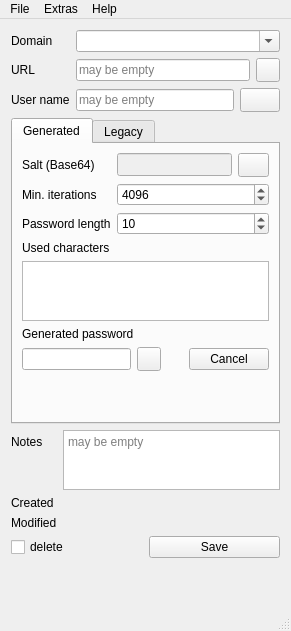
The window that Qt-SESAM/mainwindow.ui (607011/Qt-SESAM) describes before a commit, drawn with Qt 5.
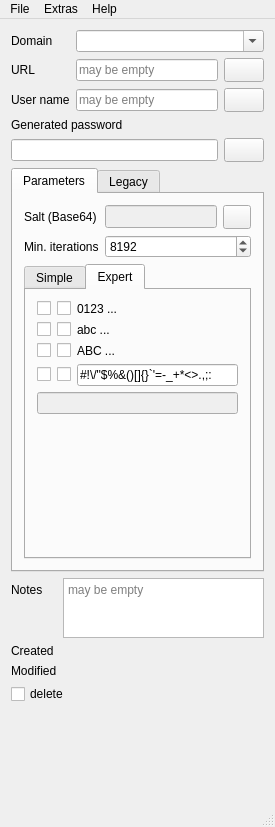
The same window after the commit. Icons and pictures are not drawn.

Commit message: Lots of changes leading to #77 #74 #75.

Patch:
```diff
--- a/Qt-SESAM/mainwindow.ui
+++ b/Qt-SESAM/mainwindow.ui
@@ -6,8 +6,8 @@
    <rect>
     <x>0</x>
     <y>0</y>
-    <width>291</width>
-    <height>631</height>
+    <width>275</width>
+    <height>827</height>
    </rect>
   </property>
   <property name="windowTitle">
@@ -107,7 +107,7 @@
           </property>
           <property name="maximumSize">
            <size>
-            <width>1</width>
+            <width>16777215</width>
             <height>16777215</height>
            </size>
           </property>
@@ -127,6 +127,67 @@
       </item>
      </layout>
     </item>
+    <item>
+     <widget class="QLabel" name="label_11">
+      <property name="text">
+       <string>Generated password</string>
+      </property>
+     </widget>
+    </item>
+    <item>
+     <layout class="QHBoxLayout" name="horizontalLayout_2">
+      <item>
+       <widget class="QLineEdit" name="generatedPasswordLineEdit">
+        <property name="font">
+         <font>
+          <family>MS Shell Dlg 2</family>
+          <pointsize>8</pointsize>
+          <weight>50</weight>
+          <bold>false</bold>
+         </font>
+        </property>
+        <property name="echoMode">
+         <enum>QLineEdit::Normal</enum>
+        </property>
+        <property name="alignment">
+         <set>Qt::AlignLeading|Qt::AlignLeft|Qt::AlignVCenter</set>
+        </property>
+        <property name="readOnly">
+         <bool>true</bool>
+        </property>
+        <property name="placeholderText">
+         <string/>
+        </property>
+       </widget>
+      </item>
+      <item>
+       <widget class="QPushButton" name="copyGeneratedPasswordToClipboardPushButton">
+        <property name="sizePolicy">
+         <sizepolicy hsizetype="Minimum" vsizetype="Minimum">
+          <horstretch>0</horstretch>
+          <verstretch>0</verstretch>
+         </sizepolicy>
+        </property>
+        <property name="minimumSize">
+         <size>
+          <width>24</width>
+          <height>24</height>
+         </size>
+        </property>
+        <property name="toolTip">
+         <string>Copy password to clipboard</string>
+        </property>
+        <property name="text">
+         <string/>
+        </property>
+        <property name="icon">
+         <iconset resource="QtSESAM.qrc">
+          <normaloff>:/images/clipboard_add.png</normaloff>:/images/clipboard_add.png</iconset>
+        </property>
+       </widget>
+      </item>
+     </layout>
+    </item>
     <item>
      <widget class="QTabWidget" name="tabWidget">
       <property name="currentIndex">
@@ -134,26 +195,11 @@
       </property>
       <widget class="QWidget" name="generatedPasswordTab">
        <attribute name="title">
-        <string>Generated</string>
+        <string>Parameters</string>
        </attribute>
-       <layout class="QVBoxLayout" name="verticalLayout_4">
-        <property name="leftMargin">
-         <number>9</number>
-        </property>
-        <property name="topMargin">
-         <number>9</number>
-        </property>
-        <property name="rightMargin">
-         <number>9</number>
-        </property>
-        <property name="bottomMargin">
-         <number>9</number>
-        </property>
+       <layout class="QVBoxLayout" name="verticalLayout_5">
         <item>
-         <layout class="QFormLayout" name="formLayout_2">
-          <property name="leftMargin">
-           <number>0</number>
-          </property>
+         <layout class="QFormLayout" name="formLayout_3">
           <item row="0" column="0">
            <widget class="QLabel" name="label_9">
             <property name="text">
@@ -229,134 +275,207 @@
              <number>1</number>
             </property>
             <property name="value">
-             <number>4096</number>
+             <number>8192</number>
             </property>
            </widget>
           </item>
-          <item row="2" column="0">
+         </layout>
+        </item>
+        <item>
+         <widget class="QTabWidget" name="tabWidgetVersions">
+          <property name="currentIndex">
+           <number>1</number>
+          </property>
+          <widget class="QWidget" name="tabV2">
+           <attribute name="title">
+            <string>Simple</string>
+           </attribute>
+           <layout class="QVBoxLayout" name="verticalLayout">
+            <item>
+             <layout class="QFormLayout" name="formLayout_2">
+              <property name="leftMargin">
+               <number>0</number>
+              </property>
+              <item row="0" column="0">
            <widget class="QLabel" name="label_6">
             <property name="text">
              <string>Password length</string>
             </property>
            </widget>
           </item>
-          <item row="2" column="1">
+              <item row="0" column="1">
            <widget class="QSpinBox" name="passwordLengthSpinBox">
             <property name="minimum">
              <number>1</number>
             </property>
             <property name="value">
-             <number>10</number>
+                 <number>24</number>
             </property>
            </widget>
           </item>
          </layout>
         </item>
         <item>
-         <widget class="QLabel" name="label_4">
+             <widget class="QLabel" name="label_15">
           <property name="text">
            <string>Used characters</string>
           </property>
          </widget>
         </item>
         <item>
-         <widget class="QPlainTextEdit" name="usedCharactersPlainTextEdit">
-          <property name="sizePolicy">
-           <sizepolicy hsizetype="Expanding" vsizetype="Preferred">
-            <horstretch>0</horstretch>
-            <verstretch>0</verstretch>
-           </sizepolicy>
-          </property>
-          <property name="maximumSize">
-           <size>
-            <width>16777215</width>
-            <height>60</height>
-           </size>
-          </property>
-          <property name="placeholderText">
-           <string/>
-          </property>
-         </widget>
+             <widget class="QPlainTextEdit" name="usedCharactersPlainTextEdit"/>
+            </item>
+           </layout>
+          </widget>
+          <widget class="QWidget" name="tabV3">
+           <attribute name="title">
+            <string>Expert</string>
+           </attribute>
+           <layout class="QVBoxLayout" name="vLayoutV3">
+            <item>
+             <layout class="QGridLayout" name="selectorGridLayout">
+              <property name="sizeConstraint">
+               <enum>QLayout::SetMinimumSize</enum>
+              </property>
+              <property name="leftMargin">
+               <number>0</number>
+              </property>
+              <property name="topMargin">
+               <number>0</number>
+              </property>
+              <property name="rightMargin">
+               <number>0</number>
+              </property>
+              <property name="bottomMargin">
+               <number>0</number>
+              </property>
+             </layout>
         </item>
         <item>
-         <widget class="QLabel" name="label_11">
+             <layout class="QGridLayout" name="gridLayout">
+              <property name="topMargin">
+               <number>0</number>
+              </property>
+              <property name="bottomMargin">
+               <number>0</number>
+              </property>
+              <item row="5" column="1">
+               <widget class="QCheckBox" name="forceExtraCheckBox">
+                <property name="toolTip">
+                 <string>Force</string>
+                </property>
           <property name="text">
-           <string>Generated password</string>
+                 <string/>
           </property>
          </widget>
         </item>
-        <item>
-         <layout class="QHBoxLayout" name="horizontalLayout_2">
-          <item>
-           <widget class="QLineEdit" name="generatedPasswordLineEdit">
-            <property name="font">
-             <font>
-              <family>Courier New</family>
-              <pointsize>9</pointsize>
-             </font>
-            </property>
+              <item row="2" column="0">
+               <widget class="QCheckBox" name="useLowerCaseCheckBox">
+                <property name="toolTip">
+                 <string>Use</string>
+                </property>
+                <property name="text">
+                 <string/>
+                </property>
+               </widget>
+              </item>
+              <item row="3" column="1">
+               <widget class="QCheckBox" name="forceUpperCaseCheckBox">
             <property name="toolTip">
-             <string>Click to show password</string>
-            </property>
-            <property name="echoMode">
-             <enum>QLineEdit::Password</enum>
-            </property>
-            <property name="readOnly">
-             <bool>true</bool>
-            </property>
-            <property name="placeholderText">
+                 <string>Force</string>
+                </property>
+                <property name="text">
+                 <string/>
+                </property>
+               </widget>
+              </item>
+              <item row="2" column="1">
+               <widget class="QCheckBox" name="forceLowerCaseCheckBox">
+                <property name="toolTip">
+                 <string>Force</string>
+                </property>
+                <property name="text">
              <string/>
             </property>
            </widget>
           </item>
-          <item>
-           <widget class="QPushButton" name="copyGeneratedPasswordToClipboardPushButton">
-            <property name="sizePolicy">
-             <sizepolicy hsizetype="Minimum" vsizetype="Minimum">
-              <horstretch>0</horstretch>
-              <verstretch>0</verstretch>
-             </sizepolicy>
-            </property>
-            <property name="minimumSize">
-             <size>
-              <width>24</width>
-              <height>24</height>
-             </size>
-            </property>
+              <item row="2" column="2">
+               <widget class="QLabel" name="label_4">
+                <property name="text">
+                 <string>abc ...</string>
+                </property>
+               </widget>
+              </item>
+              <item row="3" column="2">
+               <widget class="QLabel" name="label_13">
+                <property name="text">
+                 <string>ABC ...</string>
+                </property>
+               </widget>
+              </item>
+              <item row="5" column="0">
+               <widget class="QCheckBox" name="useExtraCheckBox">
             <property name="toolTip">
              <string>Copy password to clipboard</string>
             </property>
             <property name="text">
              <string/>
             </property>
-            <property name="icon">
-             <iconset resource="QtSESAM.qrc">
-              <normaloff>:/images/clipboard_add.png</normaloff>:/images/clipboard_add.png</iconset>
-            </property>
-           </widget>
-          </item>
-          <item>
-           <widget class="QLabel" name="processLabel">
-            <property name="minimumSize">
-             <size>
-              <width>16</width>
-              <height>16</height>
-             </size>
-            </property>
+               </widget>
+              </item>
+              <item row="3" column="0">
+               <widget class="QCheckBox" name="useUpperCaseCheckBox">
+                <property name="toolTip">
+                 <string>Use</string>
+                </property>
+                <property name="text">
+                 <string/>
+                </property>
+               </widget>
+              </item>
+              <item row="5" column="2">
+               <widget class="QLineEdit" name="extraLineEdit">
+                <property name="text">
+                 <string>#!\/&quot;$%&amp;()[]{}`'=-_+*&lt;&gt;.,;:</string>
+                </property>
+               </widget>
+              </item>
+              <item row="1" column="2">
+               <widget class="QLabel" name="label_14">
             <property name="text">
+                 <string>0123 ...</string>
+                </property>
+               </widget>
+              </item>
+              <item row="1" column="0">
+               <widget class="QCheckBox" name="useDigitsCheckBox">
+                <property name="toolTip">
+                 <string>Use</string>
+                </property>
+                <property name="text">
              <string/>
             </property>
            </widget>
           </item>
-          <item>
-           <widget class="QPushButton" name="cancelPushButton">
+              <item row="1" column="1">
+               <widget class="QCheckBox" name="forceDigitsCheckBox">
+                <property name="toolTip">
+                 <string>Force</string>
+                </property>
             <property name="text">
-             <string>Cancel</string>
+                 <string/>
             </property>
            </widget>
           </item>
          </layout>
         </item>
+            <item>
+             <widget class="QLineEdit" name="passwordTemplateLineEdit">
+              <property name="enabled">
+               <bool>false</bool>
+              </property>
+             </widget>
+            </item>
         <item>
          <spacer name="verticalSpacer_3">
           <property name="orientation">
@@ -372,6 +491,10 @@
         </item>
        </layout>
       </widget>
+         </widget>
+        </item>
+       </layout>
+      </widget>
       <widget class="QWidget" name="legacyPasswordTab">
        <attribute name="title">
         <string>Legacy</string>
@@ -520,16 +643,6 @@
         </property>
        </widget>
       </item>
-      <item>
-       <widget class="QPushButton" name="savePushButton">
-        <property name="text">
-         <string>Save</string>
-        </property>
-        <property name="shortcut">
-         <string>Ctrl+S</string>
-        </property>
-       </widget>
-      </item>
      </layout>
     </item>
     <item>
@@ -552,7 +665,7 @@
     <rect>
      <x>0</x>
      <y>0</y>
-     <width>291</width>
+     <width>275</width>
      <height>21</height>
     </rect>
    </property>
```
Left out of the diff: 38 changed lines with no effect on the pictures. Lines whose indentation alone changed are shown as unchanged. The commit also changes 22 other files.
